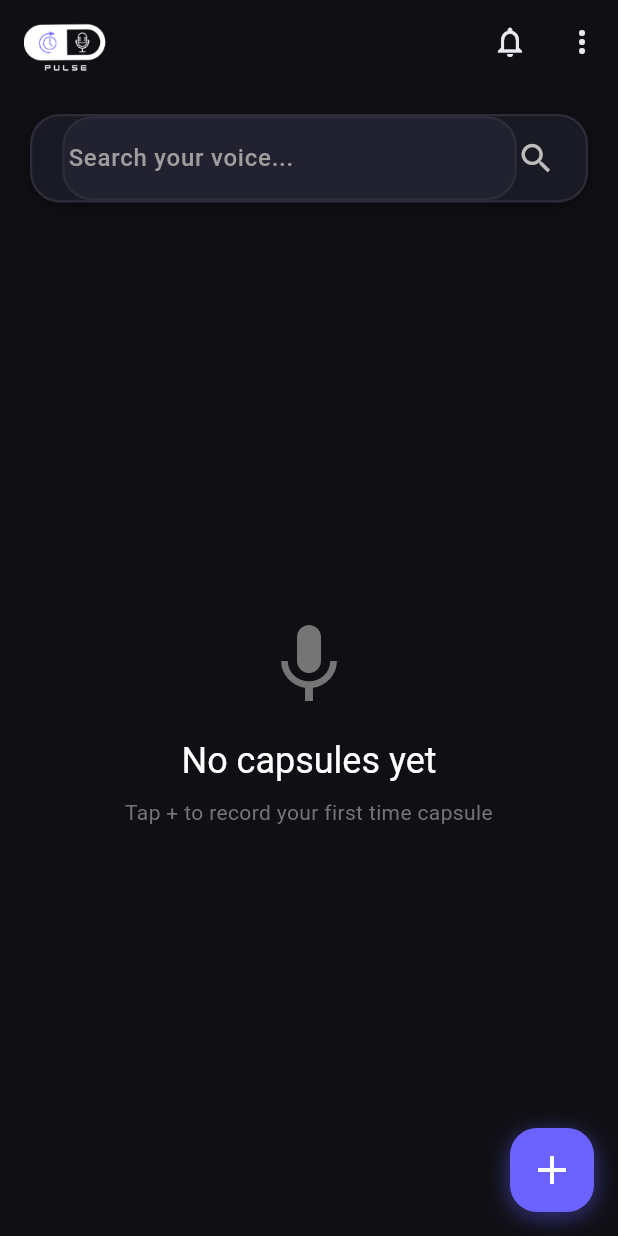
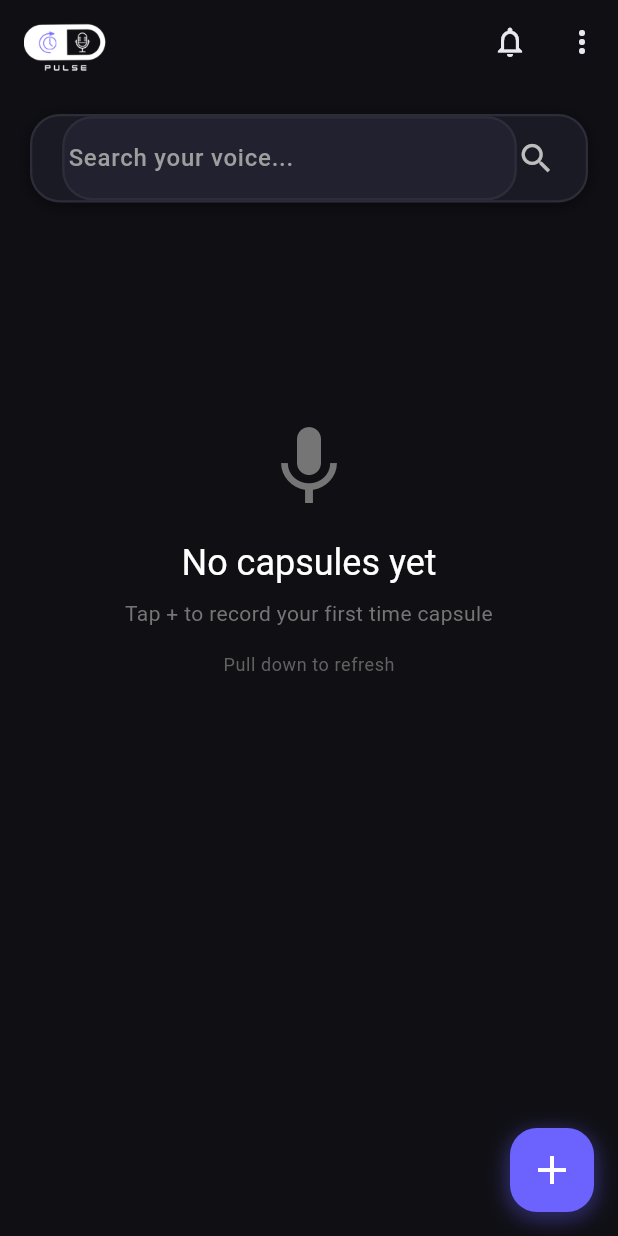
Before and after one commit to 4bhisheksharma/P.U.L.S.E, a Flutter app: the screen it shows after launch, on a phone screen of 412 x 824 dp. Run offline on Flutter 3.47's test engine with Material 3 defaults, Android fonts, the phone set to English and light mode, and no system bars; our stand-ins replace audioplayers, hive, hive_flutter; missing offline and left inert: record; accounts and stored records are empty.

Commit message:
feat: add pull-to-refresh functionality to recordings list in HomeScreen and PlayedCapsulesScreen

```diff
--- a/lib/screens/home_screen.dart
+++ b/lib/screens/home_screen.dart
@@ -106,11 +106,14 @@ class _HomeScreenState extends State<HomeScreen> {
               ),
               const SizedBox(height: 24),
 
-              // Recordings list
+              // Recordings list with pull-to-refresh
               Expanded(
                 child: _isLoading
                     ? const Center(child: CircularProgressIndicator())
-                    : _buildRecordingsList(),
+                    : RefreshIndicator(
+                        onRefresh: _loadCapsules,
+                        child: _buildRecordingsList(),
+                      ),
               ),
             ],
           ),
@@ -198,7 +201,13 @@ class _HomeScreenState extends State<HomeScreen> {
       // Show different message based on whether there are any capsules at all
       final hasNoCapsules = _capsules.isEmpty && _searchController.text.isEmpty;
 
-      return Center(
+      // Wrap in ListView to enable pull-to-refresh even when empty
+      return ListView(
+        physics: const AlwaysScrollableScrollPhysics(),
+        children: [
+          SizedBox(
+            height: MediaQuery.of(context).size.height * 0.5,
+            child: Center(
               child: Column(
                 mainAxisAlignment: MainAxisAlignment.center,
                 children: [
@@ -222,12 +231,24 @@ class _HomeScreenState extends State<HomeScreen> {
                     ).textTheme.bodyMedium?.copyWith(color: Colors.grey[600]),
                     textAlign: TextAlign.center,
                   ),
+                  const SizedBox(height: 16),
+                  if (hasNoCapsules)
+                    Text(
+                      'Pull down to refresh',
+                      style: Theme.of(
+                        context,
+                      ).textTheme.bodySmall?.copyWith(color: Colors.grey[700]),
+                    ),
                 ],
               ),
+            ),
+          ),
+        ],
       );
     }
 
     return ListView.builder(
+      physics: const AlwaysScrollableScrollPhysics(),
       itemCount: _filteredCapsules.length,
       itemBuilder: (context, index) {
         final capsule = _filteredCapsules[index];
```
Also changed, not shown: lib/screens/played/played_capsules_screen.dart (+27 -4 lines). Lines whose indentation alone changed are shown as unchanged.
